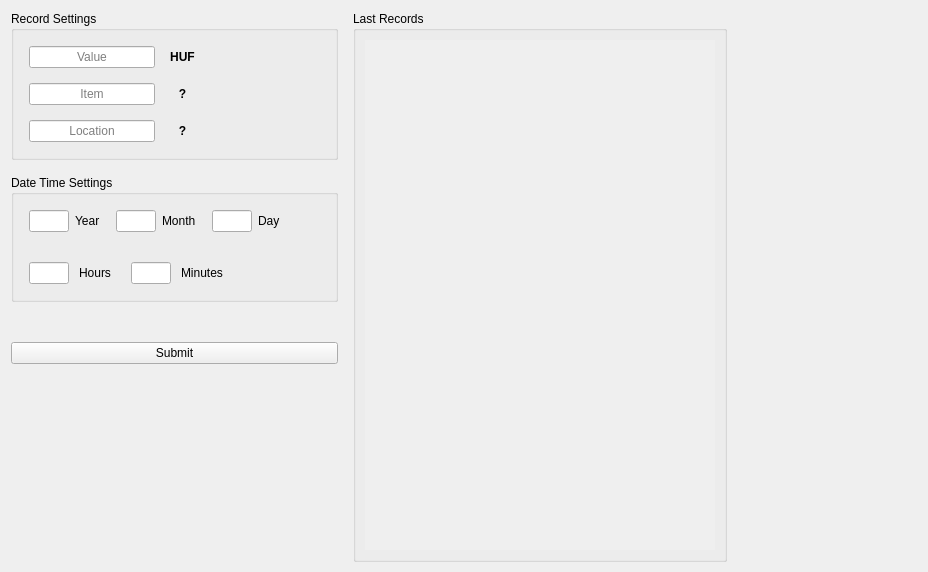
Old version of the form FinancialManager/Content/Records/newrecordwidget.ui in the repository Aethermeister/FinancialManager.
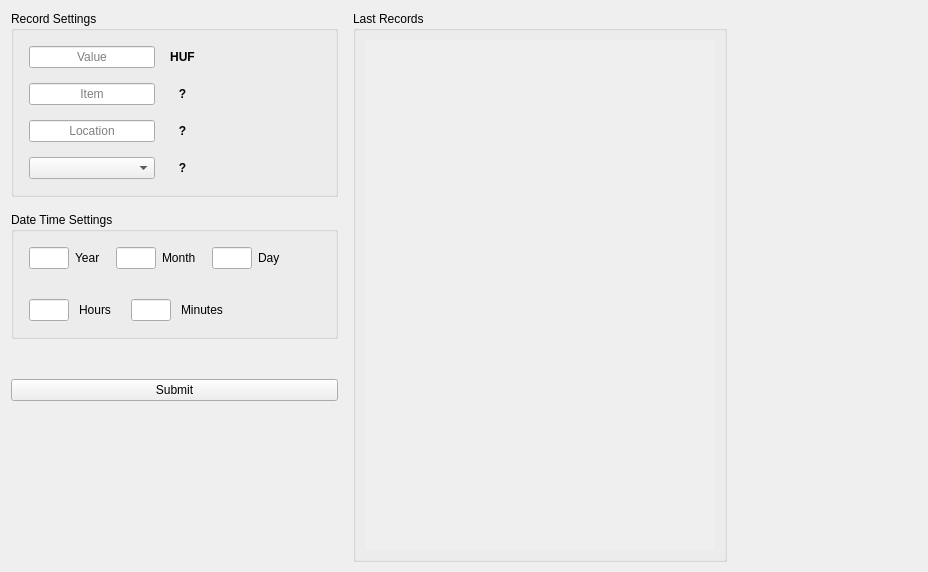
New version of the form. Custom widgets are drawn as their Qt base class.

Commit message:
Link Records to Pockets
Creating a Record requires a selected Pocket

Adding/removing a Record updates the Pocket

```diff
--- a/FinancialManager/Content/Records/newrecordwidget.ui
+++ b/FinancialManager/Content/Records/newrecordwidget.ui
@@ -249,6 +249,25 @@
             </property>
            </widget>
           </item>
+          <item>
+           <widget class="QLabel" name="label_9">
+            <property name="font">
+             <font>
+              <weight>75</weight>
+              <bold>true</bold>
+             </font>
+            </property>
+            <property name="toolTip">
+             <string>The Pocket this Record is linked to</string>
+            </property>
+            <property name="text">
+             <string>?</string>
+            </property>
+            <property name="alignment">
+             <set>Qt::AlignCenter</set>
+            </property>
+           </widget>
+          </item>
          </layout>
         </item>
         <item row="0" column="0">
@@ -295,6 +314,9 @@
             </property>
            </widget>
           </item>
+          <item>
+           <widget class="QComboBox" name="m_pockets_comboBox"/>
+          </item>
          </layout>
         </item>
        </layout>
```
The commit also changes 10 other files.
